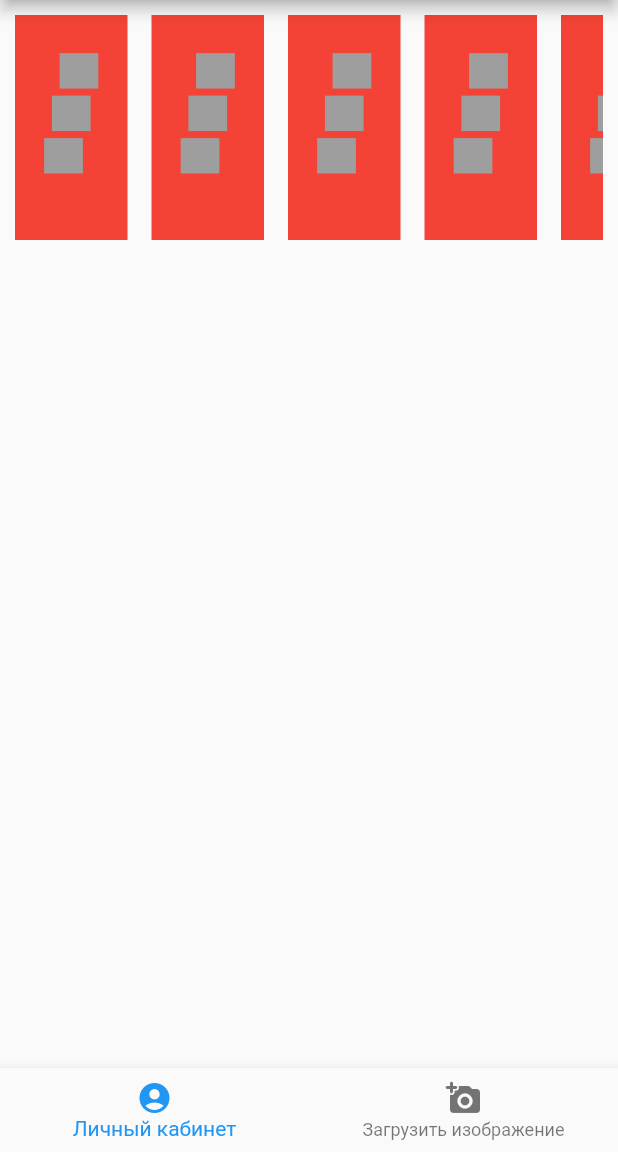
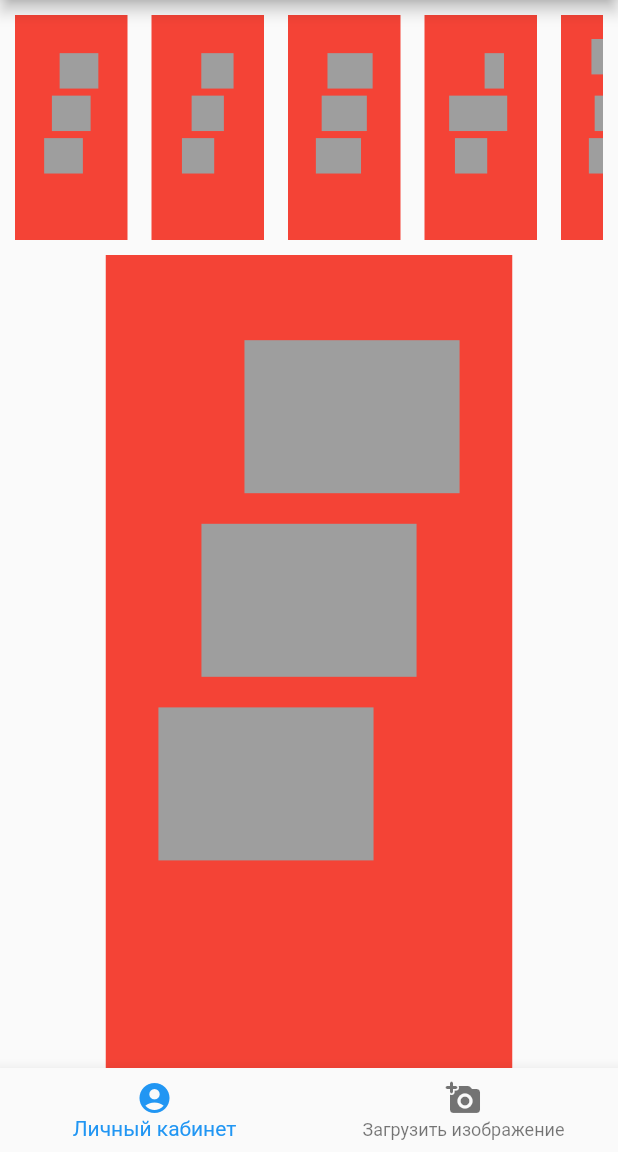
Before and after one commit to HtonicSava/album, a Flutter app: the screen it shows after launch, on a phone screen of 412 x 824 dp, the part 84-1236 px from its top. Run offline on Flutter 3.47's test engine with Material 2 defaults, Android fonts, the phone set to English and light mode, and no system bars.

Commit message:
provider alfa

```diff
--- /dev/null
+++ b/lib/choosing_template.dart
@@ -0,0 +1,118 @@
+import 'package:flutter/material.dart';
+import 'package:provider/provider.dart';
+import 'sheet_template.dart';
+import 'choosing_template_provider.dart';
+
+// SheetTemplate()
+
+class ChoosingTemplate extends StatelessWidget {
+  const ChoosingTemplate({Key? key}) : super(key: key);
+
+  void _changeActiveTemplate(BuildContext context, index) {
+    ChoosingTemplateProvider choosingTemplateProvider =
+        Provider.of(context, listen: false);
+    // print('index is $index');
+    choosingTemplateProvider.changeActiveTemplate(sheets[index]);
+  }
+
+  static const List sheets = [
+    [
+      {'width': 0.6, 'height': 0.2, 'top': 0.7, 'left': 0.2},
+      {'width': 0.6, 'height': 0.2, 'top': 0.4, 'left': 0.5},
+      {'width': 0.6, 'height': 0.2, 'top': 0.1, 'left': 0.8},
+    ],
+    [
+      {'width': 0.5, 'height': 0.2, 'top': 0.7, 'left': 0.2},
+      {'width': 0.5, 'height': 0.2, 'top': 0.4, 'left': 0.5},
+      {'width': 0.5, 'height': 0.2, 'top': 0.1, 'left': 0.8},
+    ],
+    [
+      {'width': 0.7, 'height': 0.2, 'top': 0.7, 'left': 0.2},
+      {'width': 0.7, 'height': 0.2, 'top': 0.4, 'left': 0.5},
+      {'width': 0.7, 'height': 0.2, 'top': 0.1, 'left': 0.8},
+    ],
+    [
+      {'width': 0.5, 'height': 0.2, 'top': 0.7, 'left': 0.2},
+      {'width': 0.9, 'height': 0.2, 'top': 0.4, 'left': 0.1},
+      {'width': 0.3, 'height': 0.2, 'top': 0.1, 'left': 0.8},
+    ],
+    [
+      {'width': 0.7, 'height': 0.2, 'top': 0.7, 'left': 0.2},
+      {'width': 0.7, 'height': 0.2, 'top': 0.4, 'left': 0.5},
+      {'width': 0.9, 'height': 0.2, 'top': 0.0, 'left': 1.0},
+    ],
+    [
+      {'width': 1.0, 'height': 0.3, 'top': 0.0, 'left': 0.0},
+      {'width': 1.0, 'height': 0.3, 'top': 0.5, 'left': 0.0},
+      {'width': 1.0, 'height': 0.3, 'top': 1.0, 'left': 0.0},
+    ]
+  ];
+
+  @override
+  Widget build(BuildContext context) {
+    return ChangeNotifierProvider<ChoosingTemplateProvider>(
+      create: (context) => ChoosingTemplateProvider(),
+      child: Column(
+        children: <Widget>[
+          Padding(
+            padding: const EdgeInsets.all(10.0),
+            child: SizedBox(
+              height: 150,
+              child: ListView.separated(
+                scrollDirection: Axis.horizontal,
+                itemCount: sheets.length,
+                itemBuilder: (context, index) {
+                  return GestureDetector(
+                    onTap: () {
+                      _changeActiveTemplate(context, index);
+                    },
+                    child: SheetTemplate(
+                      photos: sheets[index],
+                    ),
+                  );
+                },
+                separatorBuilder: (context, index) {
+                  return const SizedBox(width: 16);
+                },
+              ),
+            ),
+          ),
+          Expanded(
+              child: Consumer<ChoosingTemplateProvider>(
+                  builder: (context, choosingTemplateProvider, child) =>
+                      (SheetTemplate(
+                        photos: choosingTemplateProvider.activeSheet,
+                      ))))
+        ],
+      ),
+    );
+
+    // Column(
+    //   children: <Widget>[
+    //     Padding(
+    //       padding: const EdgeInsets.all(10.0),
+    //       child: SizedBox(
+    //         height: 150,
+    //         child: ListView.separated(
+    //           scrollDirection: Axis.horizontal,
+    //           itemCount: sheets.length,
+    //           itemBuilder: (context, index) {
+    //             return SheetTemplate(
+    //               photos: sheets[index],
+    //             );
+    //           },
+    //           separatorBuilder: (context, index) {
+    //             return const SizedBox(width: 16);
+    //           },
+    //         ),
+    //       ),
+    //     ),
+    //     Expanded(child:
+    //     SheetTemplate(
+    //       photos: sheets[3],
+    //     )
+    //     )
+    //   ],
+    // );
+  }
+}
--- /dev/null
+++ b/lib/choosing_template_provider.dart
@@ -0,0 +1,14 @@
+import 'package:flutter/material.dart';
+
+class ChoosingTemplateProvider extends ChangeNotifier {
+  List activeSheet = [
+    {'width': 0.6, 'height': 0.2, 'top': 0.7, 'left': 0.2},
+    {'width': 0.6, 'height': 0.2, 'top': 0.4, 'left': 0.5},
+    {'width': 0.6, 'height': 0.2, 'top': 0.1, 'left': 0.8},
+  ];
+
+  void changeActiveTemplate(sheet) {
+    activeSheet = sheet;
+    notifyListeners();
+  }
+}
--- a/lib/home.dart
+++ b/lib/home.dart
@@ -1,7 +1,6 @@
 import 'package:flutter/material.dart';
-import 'profile.dart';
+import 'choosing_template.dart';
 import 'upload_image.dart';
-
 
 class Home extends StatefulWidget {
   const Home({Key? key}) : super(key: key);
@@ -14,7 +13,7 @@ class _HomeState extends State<Home> {
   int _selectedIndex = 0;
 
   static List<Widget> pages = <Widget>[
-    const Profile(),
+    const ChoosingTemplate(),
     const UploadImagePage()
   ];
 
@@ -35,6 +34,7 @@ class _HomeState extends State<Home> {
       ),
       // TODO: Show selected tab
       body: pages[_selectedIndex],
+
       bottomNavigationBar: BottomNavigationBar(
         selectedItemColor: Theme.of(context).textSelectionTheme.selectionColor,
         currentIndex: _selectedIndex,
--- a/lib/profile.dart
+++ /dev/null
@@ -1,29 +0,0 @@
-import 'package:flutter/material.dart';
-import 'sheet_template.dart';
-// SheetTemplate()
-
-class Profile extends StatelessWidget {
-  const Profile({Key? key}) : super(key: key);
-
-  final int sheets = 5;
-
-  @override
-  Widget build(BuildContext context) {
-    return Padding(
-      padding: EdgeInsets.all(10.0),
-      child: SizedBox(
-        height: 150,
-        child: ListView.separated(
-          scrollDirection: Axis.horizontal,
-          itemCount: sheets,
-          itemBuilder: (context, index) {
-            return SheetTemplate();
-          },
-          separatorBuilder: (context, index) {
-            return SizedBox(width: 16);
-          },
-        ),
-      ),
-    );
-  }
-}
--- a/lib/sheet_template.dart
+++ b/lib/sheet_template.dart
@@ -2,21 +2,35 @@ import 'package:flutter/material.dart';
 import 'photo_placeholder.dart';
 
 class SheetTemplate extends StatelessWidget {
-  const SheetTemplate({Key? key}) : super(key: key);
+  final List photos;
+
+  const SheetTemplate({Key? key, required this.photos}) : super(key: key);
 
   @override
   Widget build(BuildContext) {
     return AspectRatio(
-      aspectRatio: 1/2,
+      aspectRatio: 1 / 2,
       child: Container(
         color: Colors.red,
         child: Padding(
-          padding: EdgeInsets.all(16),
+          padding: const EdgeInsets.all(16),
           child: Stack(
-            children: const [
-              PhotoPlaceholder(width: 0.6, height: 0.2, top: 0.7, left: 0.2),
-              PhotoPlaceholder(width: 0.6, height: 0.2, top: 0.4, left: 0.5),
-              PhotoPlaceholder(width: 0.6, height: 0.2, top: 0.1, left: 0.8),
+            children: [
+              PhotoPlaceholder(
+                  width: photos[0]['width'],
+                  height: photos[0]['height'],
+                  top: photos[0]['top'],
+                  left: photos[0]['left']),
+              PhotoPlaceholder(
+                  width: photos[1]['width'],
+                  height: photos[1]['height'],
+                  top: photos[1]['top'],
+                  left: photos[1]['left']),
+              PhotoPlaceholder(
+                  width: photos[2]['width'],
+                  height: photos[2]['height'],
+                  top: photos[2]['top'],
+                  left: photos[2]['left']),
             ],
           ),
         ),
--- a/pubspec.yaml
+++ b/pubspec.yaml
@@ -29,6 +29,7 @@ environment:
 dependencies:
   flutter:
     sdk: flutter
+  provider: ^5.0.0
 
 
   # The following adds the Cupertino Icons font to your application.
```
Also changed, not shown: lib/photo_placeholder.dart (+11 -10 lines), pubspec.lock, 1 other file.
